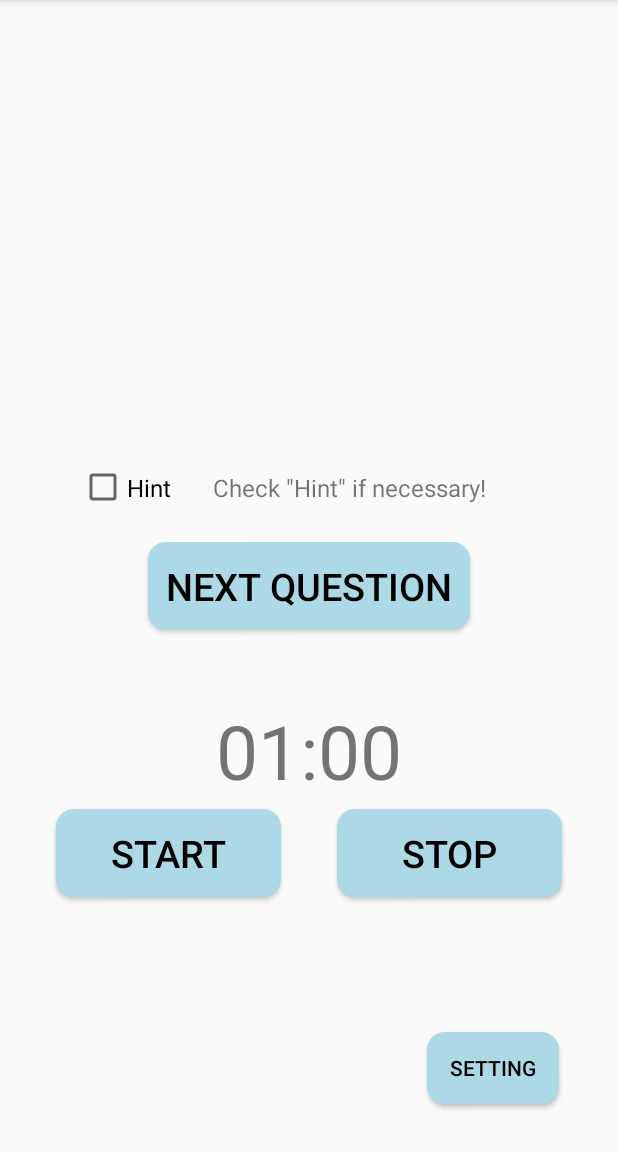
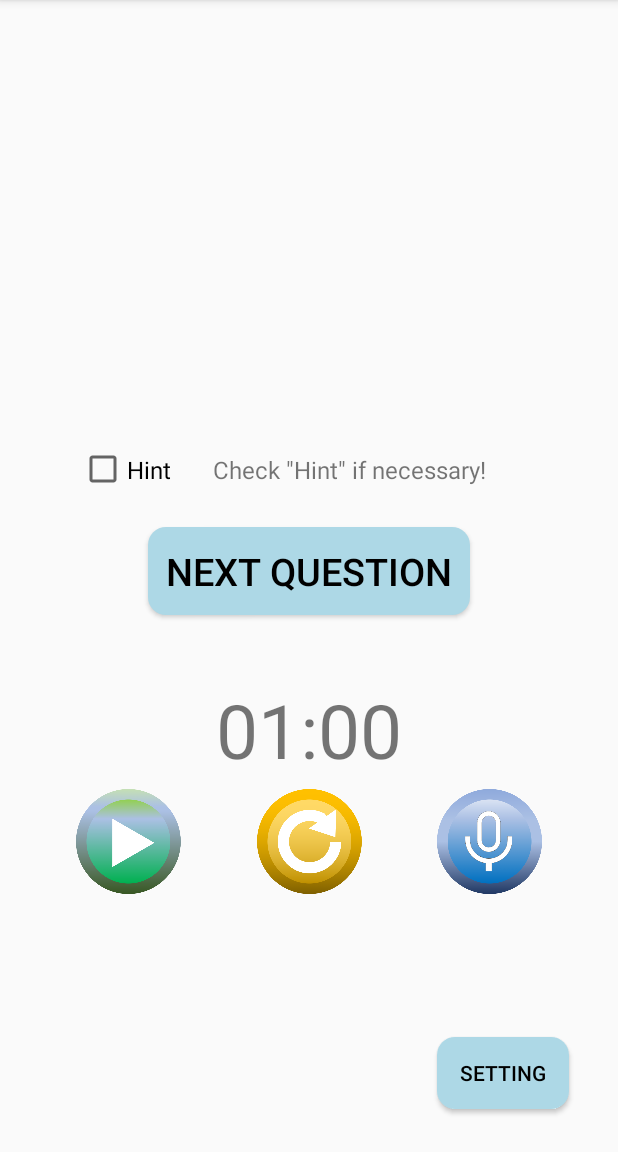
Before and after one commit to MAKIYAMA-ma/RandomNotifier, an Android app: the screen it shows after launch (MainActivity), on a phone screen of 412 x 824 dp, the part 84-1236 px from its top. Run offline under Robolectric (Android 15) with nearby library versions, the phone set to English and light mode, and no system bars.

Commit message:
Change from button to image button Change funciton of buttons Add button to set record voice or not

```diff
--- a/app/src/main/java/com/example/randomnotifier/CustomCountDownTimer.kt
+++ b/app/src/main/java/com/example/randomnotifier/CustomCountDownTimer.kt
@@ -12,7 +12,7 @@ class CustomCountDownTimer(
     private var countDownTimer: CountDownTimer? = null
 
     private var timeRemaining: Long = millisInFuture
-    private var isPaused: Boolean = false
+    private var isPaused: Boolean = true
 
     fun start() {
         startNewTimer(millisInFuture)
--- a/app/src/main/java/com/example/randomnotifier/MainActivity.kt
+++ b/app/src/main/java/com/example/randomnotifier/MainActivity.kt
@@ -15,6 +15,7 @@ import android.provider.Settings
 import android.view.View
 import android.widget.Button
 import android.widget.CheckBox
+import android.widget.ImageButton
 import android.widget.TextView
 import androidx.appcompat.app.AppCompatActivity
 import androidx.core.app.ActivityCompat
@@ -24,11 +25,13 @@ import kotlin.math.ceil
 class MainActivity : AppCompatActivity() {
 
     private val REQUEST_CODE_SCHEDULE_EXACT_ALARM = 1
-    private val REQUEST_CODE_POST_NOTIFICATIONS= 2
+    private val REQUEST_CODE_POST_NOTIFICATIONS = 2
 
     private val INTERVAL_MILLISECOND: Long = 200
 
     private var timer: CustomCountDownTimer? = null
+
+    private var recEnable = true
 
     override fun onCreate(savedInstanceState: Bundle?) {
         super.onCreate(savedInstanceState)
@@ -102,13 +105,17 @@ class MainActivity : AppCompatActivity() {
         }
 
         // set function of button
-        val btStart = findViewById<Button>(R.id.start_button)
-        val btStartListener = StartButtonListener()
-        btStart.setOnClickListener(btStartListener)
+        val btTimer = findViewById<ImageButton>(R.id.timer_button)
+        val btTimerListener = TimerButtonListener()
+        btTimer.setOnClickListener(btTimerListener)
 
-        val btStop = findViewById<Button>(R.id.stop_button)
-        val btStopListener = StopButtonListener()
-        btStop.setOnClickListener(btStopListener)
+        val btReset = findViewById<ImageButton>(R.id.reset_timer_button)
+        val btResetListener = ResetButtonListener()
+        btReset.setOnClickListener(btResetListener)
+
+        val btRec = findViewById<ImageButton>(R.id.rec_button)
+        val btRecListener = RecButtonListener()
+        btRec.setOnClickListener(btRecListener)
     }
 
     private fun showPermissionDialog() {
@@ -164,7 +171,41 @@ class MainActivity : AppCompatActivity() {
         }
     }
 
-    private inner class StartButtonListener : View.OnClickListener {
+    private inner class TimerButtonListener : View.OnClickListener {
+        override fun onClick(view: View) {
+            if(timer == null) {
+                val countDownMillisec: Long = DataManager.getAnswerTime().toLong() * 1000
+                timer = CustomCountDownTimer(
+                    countDownMillisec,
+                    INTERVAL_MILLISECOND,
+                    onTickAction = { millisUntilFinished ->
+                        setTimerBoxText(ceil(millisUntilFinished / 1000.0).toInt())
+                    },
+                    onFinishAction = {
+                        setTimerBoxText(0)
+                    }
+                )
+            }
+
+            var paused = timer?.isPaused()
+            if(paused == null) {
+                paused = false
+            }
+
+            val btTimer = findViewById<ImageButton>(R.id.timer_button)
+            if(paused) {
+                timer?.resume()
+                val newImage = ContextCompat.getDrawable(this@MainActivity, R.drawable.stop_button_img)
+                btTimer.setImageDrawable(newImage)
+            } else {
+                timer?.pause()
+                val newImage = ContextCompat.getDrawable(this@MainActivity, R.drawable.play_button_img)
+                btTimer.setImageDrawable(newImage)
+            }
+        }
+    }
+
+    private inner class ResetButtonListener : View.OnClickListener {
         override fun onClick(view: View) {
             timer?.cancel()
             setTimerBoxText(DataManager.getAnswerTime())
@@ -180,26 +221,20 @@ class MainActivity : AppCompatActivity() {
                     setTimerBoxText(0)
                 }
             )
-            timer?.start()
-            val btStop = findViewById<Button>(R.id.stop_button)
-            btStop.text = getString(R.string.stop)
         }
     }
 
-    private inner class StopButtonListener : View.OnClickListener {
+    private inner class RecButtonListener : View.OnClickListener {
         override fun onClick(view: View) {
-            var paused = timer?.isPaused()
-            if(paused == null) {
-                paused = false
-            }
-
-            val btStop = findViewById<Button>(R.id.stop_button)
-            if(paused) {
-                timer?.resume()
-                btStop.text = getString(R.string.stop)
+            val btRec = findViewById<ImageButton>(R.id.rec_button)
+            if(recEnable) {
+                val newImage = ContextCompat.getDrawable(this@MainActivity, R.drawable.mike_disable)
+                btRec.setImageDrawable(newImage)
+                recEnable = false
             } else {
-                timer?.pause()
-                btStop.text = getString(R.string.resume)
+                val newImage = ContextCompat.getDrawable(this@MainActivity, R.drawable.mike_enable)
+                btRec.setImageDrawable(newImage)
+                recEnable = true
             }
         }
     }
--- a/app/src/main/res/layout/activity_main.xml
+++ b/app/src/main/res/layout/activity_main.xml
@@ -9,7 +9,7 @@
 
     <TextView
         android:id="@+id/question_view"
-        android:layout_width="304dp"
+        android:layout_width="320dp"
         android:layout_height="200dp"
         android:text="@string/question"
         android:textSize="25sp"
@@ -18,7 +18,7 @@
         app:layout_constraintEnd_toEndOf="parent"
         app:layout_constraintStart_toStartOf="parent"
         app:layout_constraintTop_toTopOf="parent"
-        app:layout_constraintVertical_bias="0.132" />
+        app:layout_constraintVertical_bias="0.1" />
 
     <CheckBox
         android:id="@+id/hint_cb"
@@ -72,33 +72,48 @@
         app:layout_constraintEnd_toEndOf="parent"
         app:layout_constraintStart_toStartOf="parent"
         app:layout_constraintTop_toTopOf="@+id/next_question_button"
-        app:layout_constraintVertical_bias="0.3" />
+        app:layout_constraintVertical_bias="0.28" />
 
-    <com.example.randomnotifier.PushButton
-        android:id="@+id/start_button"
-        android:layout_width="150dp"
-        android:layout_height="wrap_content"
-        android:text="@string/start"
-        android:textSize="25sp"
-        style="@style/CustomButtonStyle"
+    <com.example.randomnotifier.PushImageButton
+        android:id="@+id/timer_button"
+        android:layout_width="70sp"
+        android:layout_height="70sp"
+        android:scaleType="centerInside"
+        style="@style/CustomImageButtonStyle"
+        app:srcCompat="@drawable/play_button_img"
         app:layout_constraintBottom_toBottomOf="parent"
-        app:layout_constraintEnd_toStartOf="@+id/stop_button"
+        app:layout_constraintEnd_toStartOf="@+id/reset_timer_button"
         app:layout_constraintStart_toStartOf="parent"
         app:layout_constraintTop_toTopOf="@+id/timer_box"
         app:layout_constraintVertical_bias="0.3"
         app:layout_constraintHorizontal_chainStyle="spread" />
 
-    <com.example.randomnotifier.PushButton
-        android:id="@+id/stop_button"
-        android:layout_width="150dp"
-        android:layout_height="wrap_content"
-        android:text="@string/stop"
-        android:textSize="25sp"
-        style="@style/CustomButtonStyle"
+    <com.example.randomnotifier.PushImageButton
+        android:id="@+id/reset_timer_button"
+        android:layout_width="70sp"
+        android:layout_height="70sp"
+        android:scaleType="centerInside"
+        style="@style/CustomImageButtonStyle"
+        app:srcCompat="@drawable/reset_button"
         app:layout_constraintBottom_toBottomOf="parent"
         app:layout_constraintEnd_toEndOf="parent"
-        app:layout_constraintStart_toEndOf="@+id/start_button"
-        app:layout_constraintTop_toTopOf="@+id/start_button"
+        app:layout_constraintStart_toEndOf="@+id/timer_button"
+        app:layout_constraintTop_toTopOf="@+id/timer_button"
+        app:layout_constraintEnd_toStartOf="@+id/rec_button"
+        app:layout_constraintVertical_bias="0"
+        app:layout_constraintHorizontal_chainStyle="spread" />
+
+    <com.example.randomnotifier.PushImageButton
+        android:id="@+id/rec_button"
+        android:layout_width="70sp"
+        android:layout_height="70sp"
+        android:scaleType="centerInside"
+        style="@style/CustomImageButtonStyle"
+        app:srcCompat="@drawable/mike_enable"
+        app:layout_constraintBottom_toBottomOf="parent"
+        app:layout_constraintEnd_toEndOf="parent"
+        app:layout_constraintStart_toEndOf="@+id/reset_timer_button"
+        app:layout_constraintTop_toTopOf="@+id/timer_button"
         app:layout_constraintVertical_bias="0"
         app:layout_constraintHorizontal_chainStyle="spread" />
 
@@ -110,9 +125,9 @@
         style="@style/CustomButtonStyle"
         app:layout_constraintBottom_toBottomOf="parent"
         app:layout_constraintEnd_toEndOf="parent"
-        app:layout_constraintHorizontal_bias="0.878"
+        app:layout_constraintHorizontal_bias="0.9"
         app:layout_constraintStart_toStartOf="parent"
         app:layout_constraintTop_toTopOf="parent"
-        app:layout_constraintVertical_bias="0.956" />
+        app:layout_constraintVertical_bias="0.96" />
 
 </androidx.constraintlayout.widget.ConstraintLayout>
--- a/app/src/main/res/values/themes.xml
+++ b/app/src/main/res/values/themes.xml
@@ -3,7 +3,9 @@
     <style name="Base.Theme.RandomNotifier" parent="Theme.AppCompat.Light.DarkActionBar">
         <!-- Customize your light theme here. -->
         <!-- <item name="colorPrimary">@color/my_light_primary</item> -->
-        <item name="buttonStyle">@style/CustomButtonStyle</item> <!-- カスタムボタンスタイルを適用 -->
+        <item name="buttonStyle">@style/CustomButtonStyle</item>
+
+        <item name="imageButtonStyle">@style/CustomImageButtonStyle</item>
     </style>
 
     <style name="Theme.RandomNotifier" parent="Base.Theme.RandomNotifier" />
@@ -13,4 +15,8 @@
         <item name="android:padding">12dp</item>
         <item name="android:textColor">#000000</item> <!-- 文字の色を変更 -->
     </style>
+
+    <style name="CustomImageButtonStyle" parent="Widget.AppCompat.ImageButton">
+        <item name="android:background">@drawable/custom_imagebutton_background</item>
+    </style>
 </resources>
```
